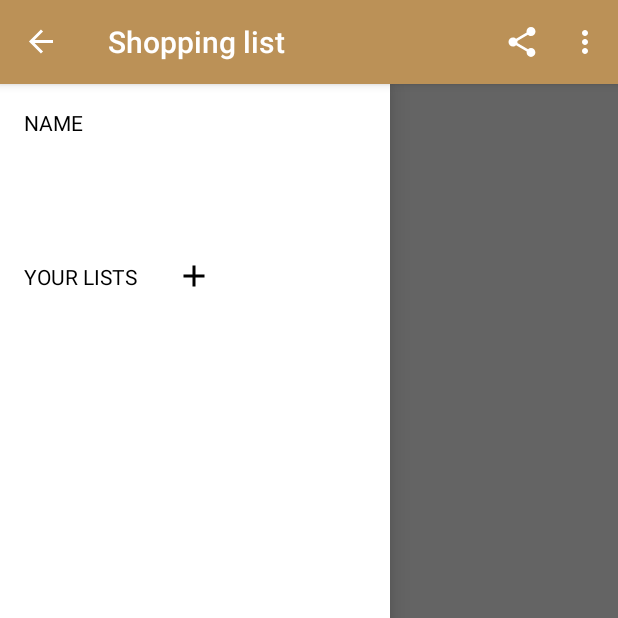
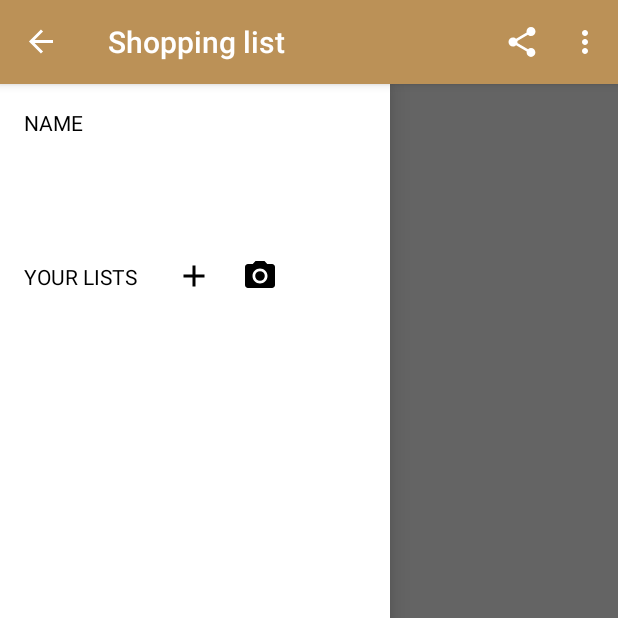
Before and after one commit to tymbark/shopping-list, an Android app: the screen it shows after launch (MainActivity), with the side drawer open, on a phone screen of 412 x 824 dp, the top half of it. Run offline under Robolectric (Android 15) with nearby library versions, the light colour scheme and no system bars; our stand-ins replace ButterKnife, Dagger/Hilt's generated code, Firebase (no records; nobody signed in at launch, a user with empty details on screens opened directly); libraries missing offline, so code that uses them is left out: com.jacekmarchwicki.universaladapter, com.jakewharton.rxbinding, rx.functions, rx.observers, rx.subjects and 1 more; 31 statements that could not run were skipped.

Commit message:
Scanning shopping list

```diff
--- a/app/build.gradle
+++ b/app/build.gradle
@@ -65,7 +65,7 @@ dependencies {
     annotationProcessor 'com.jakewharton:butterknife-compiler:8.4.0'
 
     // QR code scan
-    compile 'com.google.zxing:core:3.2.1'
+    compile 'com.journeyapps:zxing-android-embedded:3.5.0'
 
     // Tests
     testCompile 'junit:junit:4.12'
--- a/app/src/main/java/com/damianmichalak/shopping_list/helper/RxUtils.java
+++ b/app/src/main/java/com/damianmichalak/shopping_list/helper/RxUtils.java
@@ -4,8 +4,6 @@ import com.damianmichalak.shopping_list.helper.guava.Lists;
 import com.google.firebase.database.DataSnapshot;
 import com.google.firebase.database.DatabaseError;
 import com.google.firebase.database.DatabaseReference;
-import com.google.firebase.database.MutableData;
-import com.google.firebase.database.Transaction;
 
 import java.util.LinkedHashMap;
 import java.util.List;
--- a/app/src/main/java/com/damianmichalak/shopping_list/model/ListsDao.java
+++ b/app/src/main/java/com/damianmichalak/shopping_list/model/ListsDao.java
@@ -17,29 +17,30 @@ import rx.Observable;
 public class ListsDao {
 
     @Nonnull
-    private final Observable<Map<String, String>> allListsObservable;
+    private final Observable<Map<String, String>> availableListsObservable;
     @Nonnull
     private final Database database;
     @Nonnull
-    private final UserPreferences userPreferences;
+    private final EventsWrapper singleListEW;
 
     @Inject
     public ListsDao(@Nonnull final Database database,
-                    @Nonnull final EventsWrapper listEventsWrapper,
-                    @Nonnull final UserPreferences userPreferences,
+                    @Nonnull final EventsWrapper singleListEW,
+                    @Nonnull final EventsWrapper availableListsEW,
                     @Nonnull final UserDao userDao) {
         this.database = database;
-        this.userPreferences = userPreferences;
+        this.singleListEW = singleListEW;
 
-        allListsObservable = userDao.getUidObservable()
+        availableListsObservable = userDao.getUidObservable()
                 .filter(uid -> uid != null)
                 .switchMap(o -> RxUtils.createObservableMapForReference(
-                        database.userListsReference(), listEventsWrapper, String.class))
+                        database.userListsReference(), availableListsEW, String.class))
                 .replay(1)
                 .refCount();
 
     }
 
+    @Nonnull
     public Observable<Object> addNewListObservable(final String itemName) {
         return Observable.fromCallable(() -> {
             final DatabaseReference newObject = database.userListsReference().push();
@@ -49,6 +50,12 @@ public class ListsDao {
         });
     }
 
+    @Nonnull
+    public Observable<Object> addNewAvailableListObservable(final String existingListKey, final String existingListName) {
+        return Observable.fromCallable(() -> database.userListsReference().child(existingListKey).setValue(existingListName));
+    }
+
+    @Nonnull
     public Observable<Object> removeListObservable(final String key) {
         return Observable.fromCallable(() -> {
             database.userListsReference().child(key).removeValue();
@@ -58,7 +65,12 @@ public class ListsDao {
     }
 
     @Nonnull
-    public Observable<Map<String, String>> getAllListsObservable() {
-        return allListsObservable;
+    public Observable<Map<String, String>> getAvailableListsObservable() {
+        return availableListsObservable;
+    }
+
+    @Nonnull
+    public Observable<ShoppingList> getObservableForSingleList(String key) {
+        return RxUtils.createObservableForReference(database.singleListReference(key), singleListEW, ShoppingList.class);
     }
 }
--- a/app/src/main/java/com/damianmichalak/shopping_list/presenter/DrawerFragmentPresenter.java
+++ b/app/src/main/java/com/damianmichalak/shopping_list/presenter/DrawerFragmentPresenter.java
@@ -41,7 +41,7 @@ public class DrawerFragmentPresenter {
 
         listObservable = refreshList
                 .startWith((Object) null)
-                .flatMap(o -> listsDao.getAllListsObservable().map(toAdapterItems()));
+                .flatMap(o -> listsDao.getAvailableListsObservable().map(toAdapterItems()));
 
         subscription.set(Subscriptions.from(
                 addNewListClickSubject
--- a/app/src/main/java/com/damianmichalak/shopping_list/presenter/MainActivityPresenter.java
+++ b/app/src/main/java/com/damianmichalak/shopping_list/presenter/MainActivityPresenter.java
@@ -1,15 +1,20 @@
 package com.damianmichalak.shopping_list.presenter;
 
 
+import android.util.Log;
+
+import com.damianmichalak.shopping_list.helper.guava.Strings;
 import com.damianmichalak.shopping_list.model.CurrentListDao;
 import com.damianmichalak.shopping_list.model.ListsDao;
+import com.damianmichalak.shopping_list.model.ShoppingList;
 
 import javax.annotation.Nonnull;
 import javax.inject.Inject;
 
 import rx.Observable;
 import rx.Observer;
-import rx.functions.Func2;
+import rx.functions.Action1;
+import rx.functions.Func1;
 import rx.subjects.PublishSubject;
 import rx.subscriptions.SerialSubscription;
 import rx.subscriptions.Subscriptions;
@@ -21,11 +26,18 @@ public class MainActivityPresenter {
     @Nonnull
     private final PublishSubject<Object> removeListClickSubject = PublishSubject.create();
     @Nonnull
+    private final PublishSubject<String> qrCodeShoppingListSubject = PublishSubject.create();
+    @Nonnull
     private final SerialSubscription subscription = new SerialSubscription();
+    @Nonnull
+    private final Observable<ShoppingList> qrCodeListError;
+    @Nonnull
+    private final Observable<String> qrCodeListSuccess;
 
     @Inject
     public MainActivityPresenter(@Nonnull final CurrentListDao currentListDao,
                                  @Nonnull final ListsDao listsDao) {
+
         closeDrawerObservable = currentListDao.getCurrentListKeyObservable()
                 .map(o -> null);
 
@@ -36,9 +48,37 @@ public class MainActivityPresenter {
                         .subscribe()
         ));
 
+        qrCodeListSuccess = Observable.never();
+                qrCodeShoppingListSubject
+                .flatMap(qrCodeKey -> listsDao.getObservableForSingleList(qrCodeKey)
+                        .first()
+                        .filter(shoppingList -> shoppingList != null)
+                        .flatMap(shoppingList -> listsDao.addNewAvailableListObservable(qrCodeKey, shoppingList.getName())
+                                .map(o -> shoppingList.getName())));
+
+//        todo this one is not working properly...
+        qrCodeListError = qrCodeShoppingListSubject
+                .flatMap(listsDao::getObservableForSingleList)
+                .filter(shoppingList -> shoppingList == null);
+
     }
 
     @Nonnull
+    public Observable<String> getQrCodeListSuccess() {
+        return qrCodeListSuccess;
+    }
+
+    public Observable<ShoppingList> getQrCodeListError() {
+        return qrCodeListError;
+    }
+
+    @Nonnull
+    public Observer<String> getQrCodeShoppingListSubject() {
+        return qrCodeShoppingListSubject;
+    }
+
+    @Nonnull
+
     public SerialSubscription getSubscription() {
         return subscription;
     }
--- a/app/src/main/java/com/damianmichalak/shopping_list/view/DrawerFragment.java
+++ b/app/src/main/java/com/damianmichalak/shopping_list/view/DrawerFragment.java
@@ -1,8 +1,10 @@
 package com.damianmichalak.shopping_list.view;
 
 
+import android.content.Intent;
 import android.os.Bundle;
 import android.support.annotation.Nullable;
+import android.support.design.widget.Snackbar;
 import android.support.v4.widget.DrawerLayout;
 import android.support.v7.widget.LinearLayoutManager;
 import android.support.v7.widget.RecyclerView;
@@ -10,12 +12,15 @@ import android.view.LayoutInflater;
 import android.view.View;
 import android.view.ViewGroup;
 import android.widget.TextView;
+import android.widget.Toast;
 
 import com.damianmichalak.shopping_list.R;
 import com.damianmichalak.shopping_list.dagger.FragmentScope;
 import com.damianmichalak.shopping_list.helper.DialogHelper;
 import com.damianmichalak.shopping_list.helper.guava.Lists;
 import com.damianmichalak.shopping_list.presenter.DrawerFragmentPresenter;
+import com.google.zxing.integration.android.IntentIntegrator;
+import com.google.zxing.integration.android.IntentResult;
 import com.jacekmarchwicki.universaladapter.rx.RxUniversalAdapter;
 import com.jakewharton.rxbinding.view.RxView;
 
@@ -26,11 +31,13 @@ import javax.inject.Named;
 import butterknife.BindView;
 import dagger.Provides;
 import rx.Observable;
-import rx.functions.Action1;
 import rx.subscriptions.SerialSubscription;
 import rx.subscriptions.Subscriptions;
 
-public class DrawerFragment extends BaseFragment implements DrawerLayout.DrawerListener{
+import static android.app.Activity.RESULT_CANCELED;
+import static android.app.Activity.RESULT_OK;
+
+public class DrawerFragment extends BaseFragment implements DrawerLayout.DrawerListener {
 
     @BindView(R.id.drawer_username)
     TextView username;
@@ -38,6 +45,8 @@ public class DrawerFragment extends BaseFragment implements DrawerLayout.DrawerL
     RecyclerView recyclerView;
     @BindView(R.id.drawer_add_new_list)
     View addNew;
+    @BindView(R.id.drawer_scan_qr)
+    View scanQR;
 
     @Inject
     DrawerFragmentPresenter presenter;
@@ -67,9 +76,19 @@ public class DrawerFragment extends BaseFragment implements DrawerLayout.DrawerL
                         .subscribe(adapter),
                 presenter.getSubscription(),
                 RxView.clicks(addNew)
-                        .subscribe(aVoid -> DialogHelper.showNewListNameDialog(getActivity(), presenter.getAddNewListClickSubject()))
+                        .subscribe(aVoid -> DialogHelper.showNewListNameDialog(getActivity(), presenter.getAddNewListClickSubject())),
+                RxView.clicks(scanQR)
+                        .subscribe(o -> scanQR())
         ));
 
+    }
+
+    private void scanQR() {
+        new IntentIntegrator(getActivity())
+                .setBeepEnabled(false)
+                .setPrompt(getString(R.string.scanner_label))
+                .initiateScan();
+        // result is handled in MainActivity class -> onActivityResult()
     }
 
     @Override
@@ -88,7 +107,7 @@ public class DrawerFragment extends BaseFragment implements DrawerLayout.DrawerL
                 .inject(this);
     }
 
-//todo find a better solution for passing this event to presenter
+    //todo find a better solution for passing this event to presenter
     @Override
     public void onDrawerSlide(View drawerView, float slideOffset) {
 
--- a/app/src/main/java/com/damianmichalak/shopping_list/view/MainActivity.java
+++ b/app/src/main/java/com/damianmichalak/shopping_list/view/MainActivity.java
@@ -1,14 +1,17 @@
 package com.damianmichalak.shopping_list.view;
 
+import android.content.Intent;
 import android.content.res.Configuration;
 import android.os.Bundle;
 import android.support.annotation.NonNull;
 import android.support.design.widget.BottomNavigationView;
+import android.support.design.widget.Snackbar;
 import android.support.v4.widget.DrawerLayout;
 import android.support.v7.app.ActionBar;
 import android.support.v7.app.ActionBarDrawerToggle;
 import android.view.Menu;
 import android.view.MenuItem;
+import android.view.View;
 import android.widget.Toast;
 
 import com.damianmichalak.shopping_list.R;
@@ -16,6 +19,8 @@ import com.damianmichalak.shopping_list.dagger.ActivityScope;
 import com.damianmichalak.shopping_list.helper.AuthHelper;
 import com.damianmichalak.shopping_list.helper.guava.Strings;
 import com.damianmichalak.shopping_list.presenter.MainActivityPresenter;
+import com.google.zxing.integration.android.IntentIntegrator;
+import com.google.zxing.integration.android.IntentResult;
 
 import javax.annotation.Nonnull;
 import javax.annotation.Nullable;
@@ -35,6 +40,8 @@ public class MainActivity extends BaseActivity implements BottomNavigationView.O
     @Inject
     AuthHelper authHelper;
 
+    @BindView(R.id.main_root_view)
+    View rootView;
     @BindView(R.id.main_drawer_layout)
     DrawerLayout drawerLayout;
 
@@ -60,6 +67,11 @@ public class MainActivity extends BaseActivity implements BottomNavigationView.O
         subscription.set(Subscriptions.from(
                 presenter.getCloseDrawerObservable()
                         .subscribe(o -> drawerLayout.closeDrawers()),
+                // todo handle errors
+//                presenter.getQrCodeListError()
+//                        .subscribe(o -> Snackbar.make(rootView, R.string.main_activity_list_dont_exist_after_qr, Snackbar.LENGTH_LONG).show()),
+                presenter.getQrCodeListSuccess()
+                        .subscribe(s -> Snackbar.make(rootView, getString(R.string.main_activity_list_added_qr, s), Snackbar.LENGTH_LONG).show()),
                 presenter.getSubscription()
         ));
 
@@ -155,6 +167,20 @@ public class MainActivity extends BaseActivity implements BottomNavigationView.O
     }
 
     @Override
+    protected void onActivityResult(int requestCode, int resultCode, Intent data) {
+        IntentResult result = IntentIntegrator.parseActivityResult(requestCode, resultCode, data);
+        if (result != null) {
+            if (result.getContents() == null) {
+                Toast.makeText(this, R.string.scanner_failed, Toast.LENGTH_LONG).show();
+            } else {
+                presenter.getQrCodeShoppingListSubject().onNext(result.getContents());
+            }
+        } else {
+            super.onActivityResult(requestCode, resultCode, data);
+        }
+    }
+
+    @Override
     public boolean onNavigationItemSelected(@NonNull MenuItem item) {
         switch (item.getItemId()) {
             case R.id.shopping_list:
--- /dev/null
+++ b/app/src/main/res/drawable/ic_camera.xml
@@ -0,0 +1,12 @@
+<vector xmlns:android="http://schemas.android.com/apk/res/android"
+        android:width="24dp"
+        android:height="24dp"
+        android:viewportWidth="24.0"
+        android:viewportHeight="24.0">
+    <path
+        android:fillColor="#000000"
+        android:pathData="M12,12m-3.2,0a3.2,3.2 0,1 1,6.4 0a3.2,3.2 0,1 1,-6.4 0"/>
+    <path
+        android:fillColor="#000000"
+        android:pathData="M9,2L7.17,4L4,4c-1.1,0 -2,0.9 -2,2v12c0,1.1 0.9,2 2,2h16c1.1,0 2,-0.9 2,-2L22,6c0,-1.1 -0.9,-2 -2,-2h-3.17L15,2L9,2zM12,17c-2.76,0 -5,-2.24 -5,-5s2.24,-5 5,-5 5,2.24 5,5 -2.24,5 -5,5z"/>
+</vector>
--- a/app/src/main/res/layout/activity_main.xml
+++ b/app/src/main/res/layout/activity_main.xml
@@ -1,12 +1,17 @@
 <?xml version="1.0" encoding="utf-8"?>
 
-<android.support.v4.widget.DrawerLayout
-    android:id="@+id/main_drawer_layout"
+<FrameLayout
+    android:id="@+id/main_root_view"
     xmlns:android="http://schemas.android.com/apk/res/android"
     xmlns:tools="http://schemas.android.com/tools"
     android:layout_width="match_parent"
     android:layout_height="match_parent"
-    tools:context="com.damianmichalak.shopping_list.view.MainActivity"
+    tools:context="com.damianmichalak.shopping_list.view.MainActivity">
+
+    <android.support.v4.widget.DrawerLayout
+        android:id="@+id/main_drawer_layout"
+        android:layout_width="match_parent"
+        android:layout_height="match_parent"
         tools:openDrawer="start">
 
         <FrameLayout
@@ -24,3 +29,5 @@
             tools:layout="@layout/fragment_drawer_layout"/>
 
     </android.support.v4.widget.DrawerLayout>
+
+</FrameLayout>
--- a/app/src/main/res/layout/fragment_drawer_layout.xml
+++ b/app/src/main/res/layout/fragment_drawer_layout.xml
@@ -45,6 +45,15 @@
             android:text="@string/drawer_add_new_list"
             app:srcCompat="@drawable/ic_action_add_black"/>
 
+        <ImageView
+            android:id="@+id/drawer_scan_qr"
+            android:layout_width="wrap_content"
+            android:layout_height="wrap_content"
+            android:background="?selectableItemBackgroundBorderless"
+            android:padding="10dp"
+            android:text="@string/drawer_scan_qr_list"
+            app:srcCompat="@drawable/ic_camera"/>
+
     </LinearLayout>
 
     <android.support.v7.widget.RecyclerView
--- a/app/src/main/res/values/strings.xml
+++ b/app/src/main/res/values/strings.xml
@@ -4,13 +4,17 @@
     <string name="title_shopping">Shopping</string>
     <string name="title_history">History</string>
 
+    <!-- Main -->
+    <string name="main_activity_list_dont_exist_after_qr">This list does not exist</string>
+    <string name="main_activity_list_added_qr">Added new list: %1$s</string>
 
+    <!-- Drawer Items -->
     <string name="drawer_open">open</string>
     <string name="drawer_close">close</string>
     <string name="drawer_name_header">name</string>
     <string name="drawer_lists_header">your lists</string>
     <string name="drawer_add_new_list">add new list</string>
-
+    <string name="drawer_scan_qr_list">scan qr</string>
     <string name="new_list_dialog">My shopping list</string>
 
     <!-- Products Activity -->
@@ -28,4 +32,8 @@
     <string name="activity_share_qr_label">Scan this image</string>
     <string name="activity_share_title">Generate QR</string>
 
+    <!-- Scanner -->
+    <string name="scanner_label">Scan QR code from different device</string>
+    <string name="scanner_failed">Could not read this QR code</string>
+
 </resources>
```
Also changed, not shown: app/src/main/AndroidManifest.xml (+9 -1 lines), app/src/main/java/com/damianmichalak/shopping_list/view/ScannerActivity.java (added, +71 -0 lines), app/src/main/res/layout/activity_scanner.xml (added, +8 -0 lines). Lines whose indentation alone changed are shown as unchanged.
